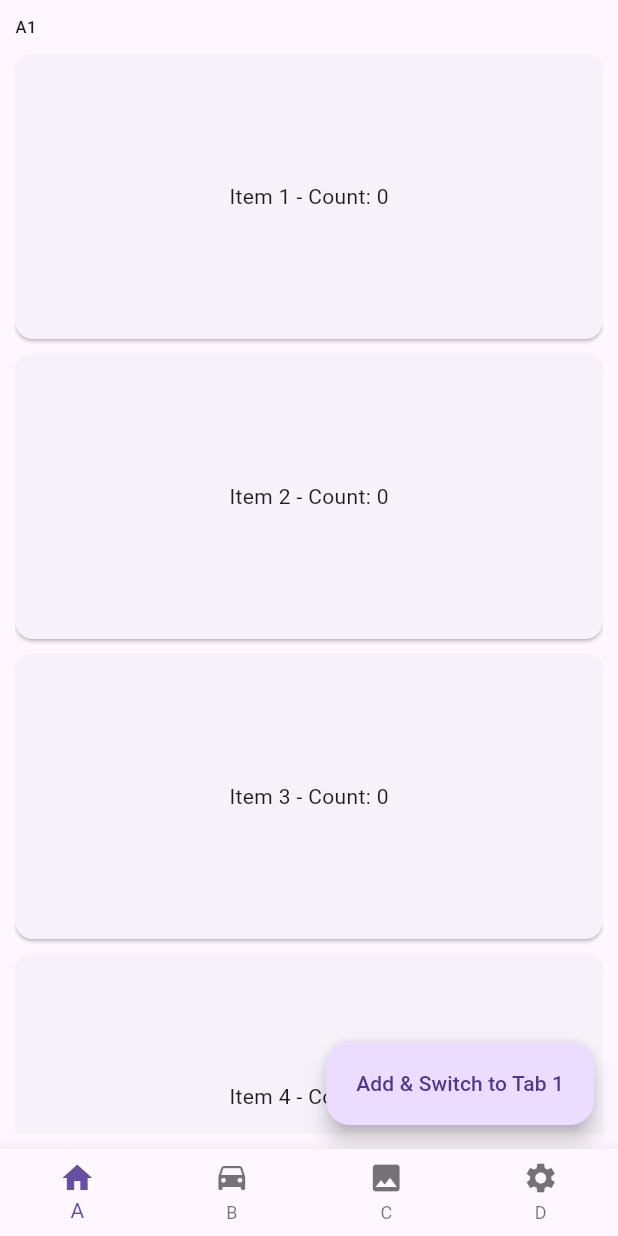
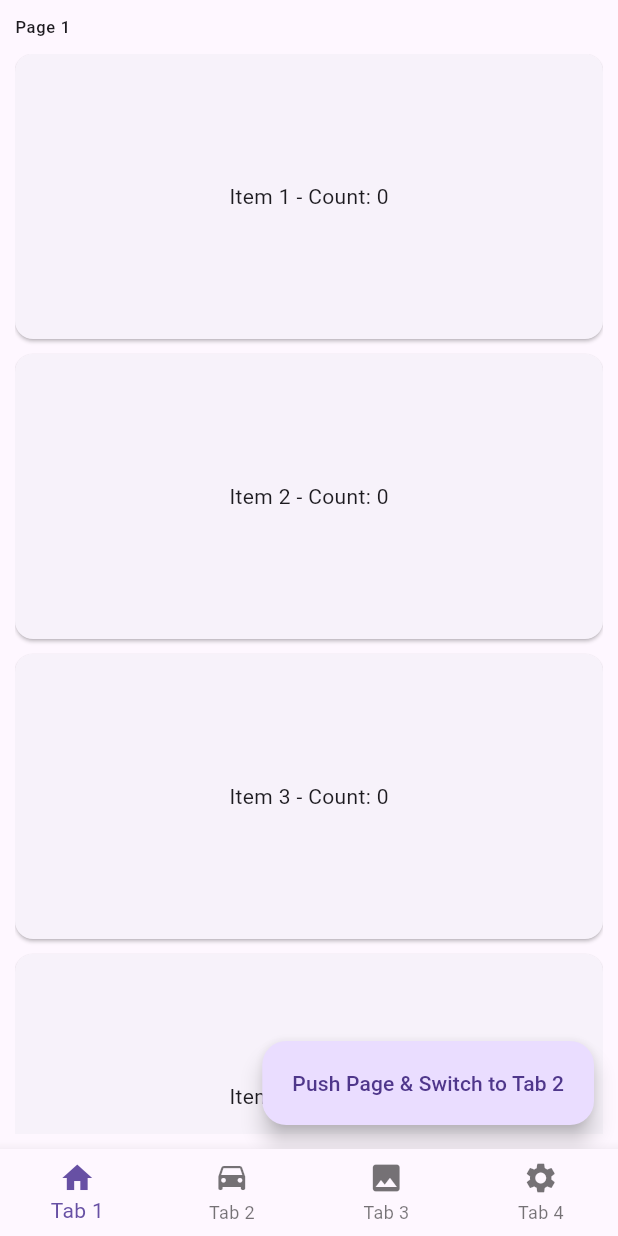
Before and after one commit to jannis15/stack_navigation, a Flutter app: the screen it shows after launch, on a phone screen of 412 x 824 dp. Run offline on Flutter 3.47's test engine with Material 3 defaults, Android fonts, the phone set to English and light mode, and no system bars; our stand-ins replace flutter_bloc.

Commit message:
rename tabs & pages

```diff
--- a/lib/example/example_init_screen.dart
+++ b/lib/example/example_init_screen.dart
@@ -21,25 +21,25 @@ class ExampleInitScreen extends StatelessWidget {
           StackNavController(
             initialPage: StackNavModel(
               page: const ExampleListScreen(),
-              name: 'A1',
+              name: 'Page 1',
             ),
           ),
           StackNavController(
             initialPage: StackNavModel(
               page: const ExampleListScreen(),
-              name: 'B1',
+              name: 'Page 1',
             ),
           ),
           StackNavController(
             initialPage: StackNavModel(
               page: const ExampleListScreen(),
-              name: 'C1',
+              name: 'Page 1',
             ),
           ),
           StackNavController(
             initialPage: StackNavModel(
               page: const ExampleListScreen(),
-              name: 'D1',
+              name: 'Page 1',
             ),
           ),
         ];
--- a/lib/example/screens/example_list_screen.dart
+++ b/lib/example/screens/example_list_screen.dart
@@ -86,12 +86,12 @@ class _ExampleListScreenState extends State<ExampleListScreen> {
               state.stackControllers[nextTabIndex].push(
                 StackNavModel(
                   page: ExampleListScreen(),
-                  name: 'Page ${state.stackControllers[nextTabIndex].stack.length}',
+                  name: 'Page ${state.stackControllers[nextTabIndex].stack.length+1}',
                 ),
               );
               state.tabController.changeTab(nextTabIndex);
             },
-            label: Text('Add & Switch to Tab $nextTabIndex'),
+            label: Text('Push Page & Switch to Tab ${nextTabIndex+1}'),
           ),
         );
       },
--- a/lib/example/screens/example_main_screen.dart
+++ b/lib/example/screens/example_main_screen.dart
@@ -36,10 +36,10 @@ class _ExampleMainScreenState extends State<ExampleMainScreen> {
         currentIndex: _tabController.index,
         type: BottomNavigationBarType.fixed,
         items: const [
-          BottomNavigationBarItem(icon: Icon(Icons.home), label: 'A'),
-          BottomNavigationBarItem(icon: Icon(Icons.time_to_leave), label: 'B'),
-          BottomNavigationBarItem(icon: Icon(Icons.photo), label: 'C'),
-          BottomNavigationBarItem(icon: Icon(Icons.settings), label: 'D'),
+          BottomNavigationBarItem(icon: Icon(Icons.home), label: 'Tab 1'),
+          BottomNavigationBarItem(icon: Icon(Icons.time_to_leave), label: 'Tab 2'),
+          BottomNavigationBarItem(icon: Icon(Icons.photo), label: 'Tab 3'),
+          BottomNavigationBarItem(icon: Icon(Icons.settings), label: 'Tab 4'),
         ],
         onTap: _tabController.changeTab,
       ),
```
